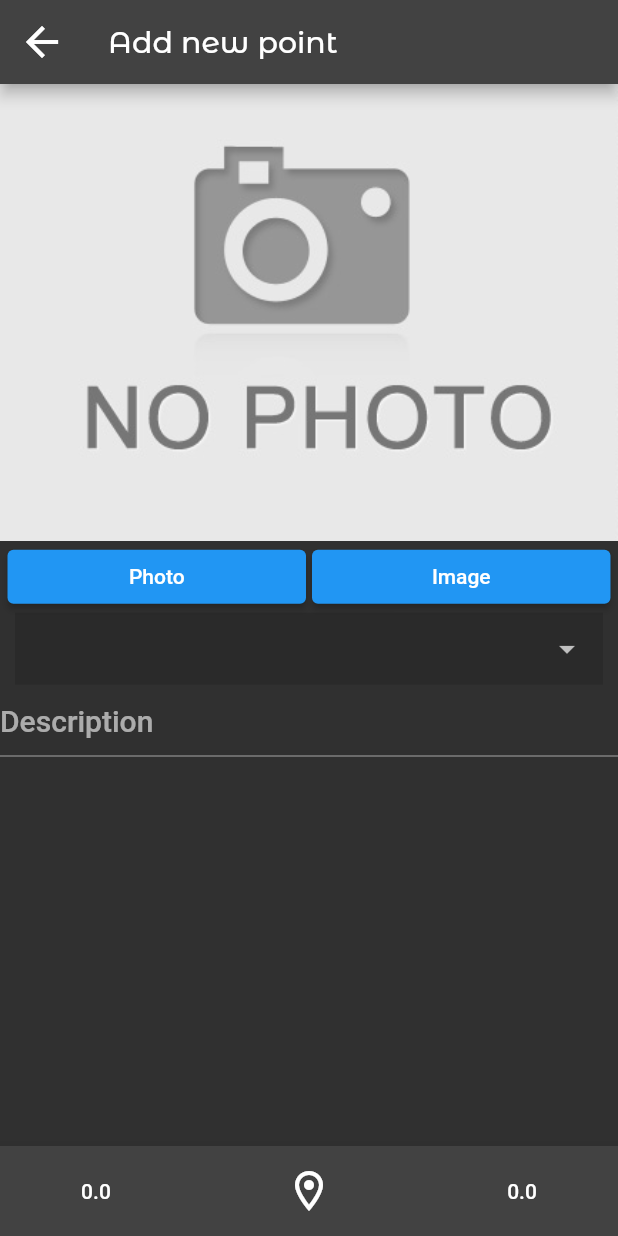
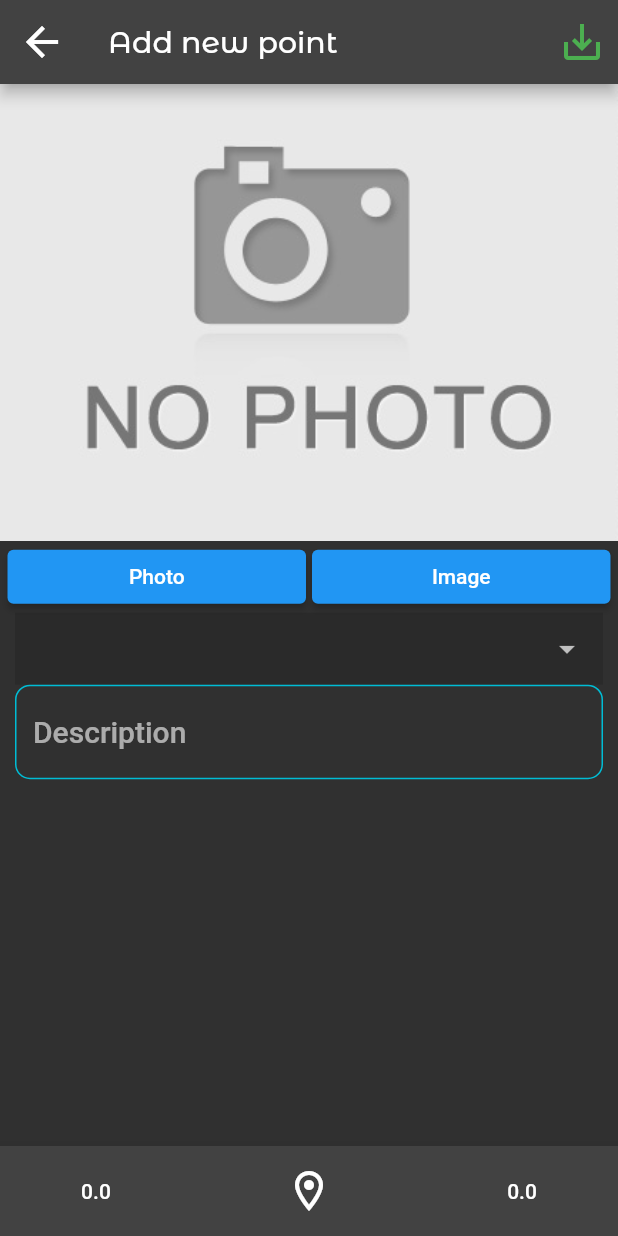
Before and after one commit to hardhill/Landmark-mobile, a Flutter app: the AddPointPage screen opened directly, on a phone screen of 412 x 824 dp. Run offline on Flutter 3.47's test engine with Material 2 defaults, Android fonts, the phone set to English and light mode, and no system bars; our stand-ins replace flutter_svg, fluttertoast, geolocator, image_picker; network calls fail.

```diff
--- a/lib/pages/add_point_page.dart
+++ b/lib/pages/add_point_page.dart
@@ -22,7 +22,7 @@ class _AddPointPageState extends State<AddPointPage> {
   String _title = '';
   double halfOfScreen = 0;
   File? imageFile;
-  final _categories = <int>[1,2,3,4,5,6];
+  final _categories = <int>[1, 2, 3, 4, 5, 6];
   int? _selectedValue;
   @override
   void initState() {
@@ -36,6 +36,14 @@ class _AddPointPageState extends State<AddPointPage> {
     return Scaffold(
       appBar: AppBar(
         title: Text('Add new point'),
+        actions: [
+          IconButton(
+            splashRadius: 20,
+            color: Colors.white,
+            onPressed: () {},
+            icon: Icon(Icons.save_alt_outlined, color: Colors.green,),
+          )
+        ],
       ),
       bottomNavigationBar: BAppBar(
         latitude: _latitude,
@@ -79,7 +87,7 @@ class _AddPointPageState extends State<AddPointPage> {
               // decoration: BoxDecoration(border: Border.all()),
               margin: EdgeInsets.only(left: 10, right: 10),
               child: DropdownButtonFormField(
-                alignment: AlignmentDirectional.center ,
+                alignment: AlignmentDirectional.center,
                 decoration: InputDecoration(
                     filled: true,
                     fillColor: Colors.black12,
@@ -92,12 +100,23 @@ class _AddPointPageState extends State<AddPointPage> {
               ),
             ),
             Container(
-                // padding: EdgeInsets.only(left: 10, right: 10),
-                child: TextFormField(
-                  style: TextStyle(fontSize: 20),
-                  textInputAction: TextInputAction.next,
-                  decoration: InputDecoration(hintText: 'Description'),
-                ))
+              padding: EdgeInsets.fromLTRB(10, 0, 10, 0),
+              child: TextFormField(
+                style: TextStyle(fontSize: 20),
+                textInputAction: TextInputAction.next,
+                decoration: InputDecoration(
+                  hintText: 'Description',
+                  enabledBorder: OutlineInputBorder(
+                    borderSide: BorderSide(color: Colors.cyan),
+                    borderRadius: BorderRadius.all(Radius.circular(10)),
+                  ),
+                  focusedBorder: OutlineInputBorder(
+                    borderSide: BorderSide(color: Colors.deepOrangeAccent),
+                    borderRadius: BorderRadius.all(Radius.circular(10)),
+                  ),
+                ),
+              ),
+            )
           ],
         ),
       ),
@@ -108,30 +127,53 @@ class _AddPointPageState extends State<AddPointPage> {
   DropdownMenuItem<int> buildMenuItem(int item) {
     String itemSource = "assets/images/svg/${item}.svg";
     return DropdownMenuItem(
-
       value: item,
       child: Row(
         mainAxisAlignment: MainAxisAlignment.spaceBetween,
         children: [
           Container(
             padding: EdgeInsets.fromLTRB(10, 5, 10, 5),
-            child: SvgPicture.asset(itemSource,
+            child: SvgPicture.asset(
+              itemSource,
               height: 32,
               width: 32,
               color: Colors.white,
             ),
           ),
-          Text("Item ${item}",
-              style: TextStyle(
-                color: Colors.blue.shade300,
-                fontSize: 18,
-              )),
+          TextCategorySelector(item),
         ],
       ),
     );
   }
 
 //==============================================================================
+  Widget TextCategorySelector(int value) {
+    String txt = "";
+    switch (value) {
+      case 2:
+        txt = "Rest place";
+        break;
+      case 3:
+        txt = "Beautifuls";
+        break;
+      case 4:
+        txt = "Interesting";
+        break;
+      case 5:
+        txt = "Pollutions";
+        break;
+      case 6:
+        txt = "Sports";
+        break;
+      default:
+        txt = "Landmark";
+    }
+    return Text(
+      txt,
+      style: TextStyle(color: Colors.blueAccent),
+    );
+  }
+
   Future<void> imagePickup(ImageSource source) async {
     final ImagePicker _picker = ImagePicker();
     final XFile? image = await _picker.pickImage(source: source);
```
Also changed, not shown: pubspec.lock.
